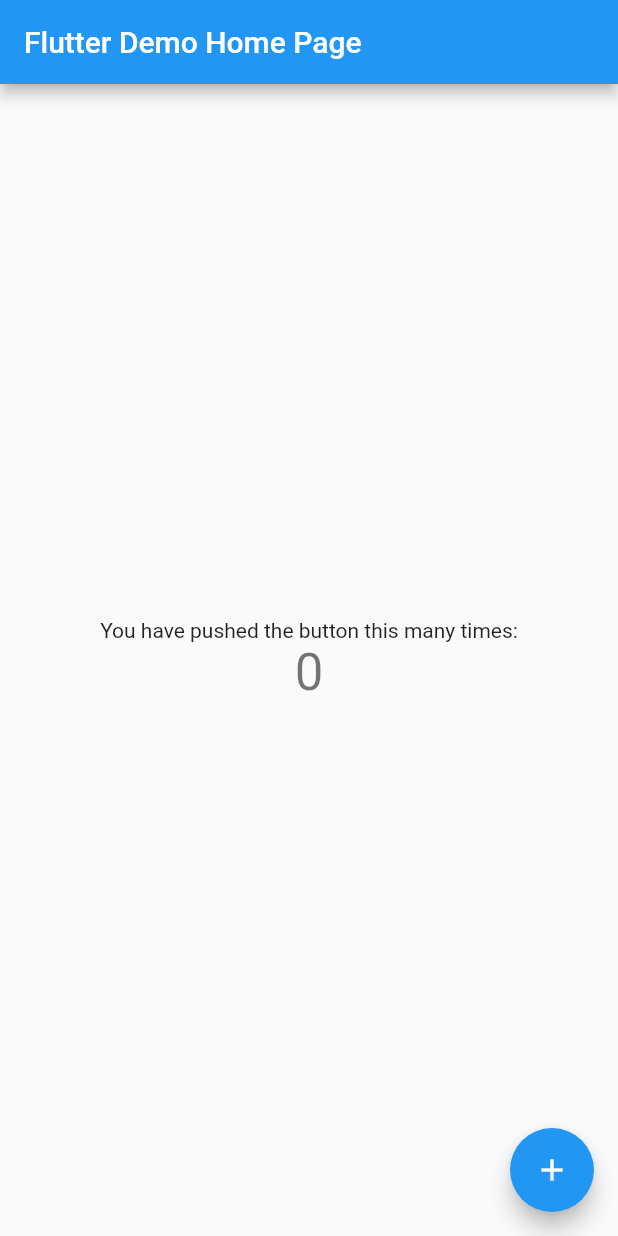
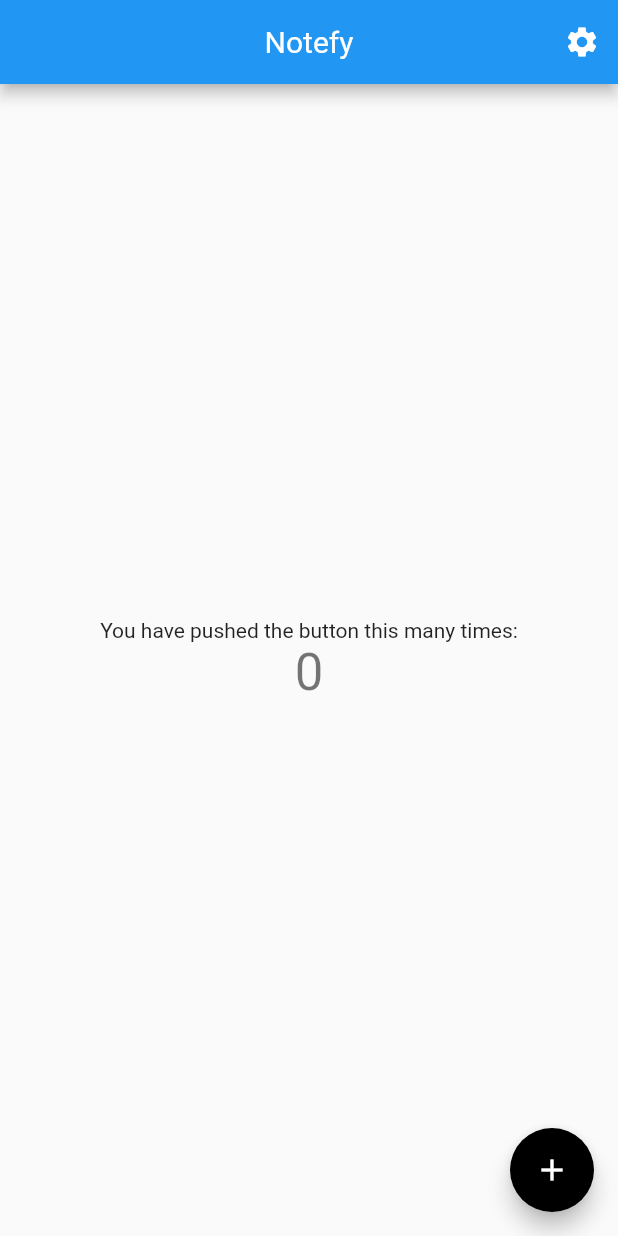
Before and after one commit to rish-0-0/notefy-flutter, a Flutter app: the screen it shows after launch, on a phone screen of 412 x 824 dp. Run offline on Flutter 3.47's test engine with Material 2 defaults, Android fonts, the phone set to English and light mode, and no system bars.

Commit message:
page routing transition animation
	new file:   .vscode/launch.json
	new file:   lib/helpers/enterexitroute.dart
	modified:   lib/main.dart
	new file:   lib/screens/settings.dart

```diff
--- /dev/null
+++ b/lib/helpers/enterexitroute.dart
@@ -0,0 +1,39 @@
+import 'package:flutter/material.dart';
+
+class EnterExitRoute extends PageRouteBuilder {
+  final Widget enterPage;
+  final Widget exitPage;
+  EnterExitRoute({this.exitPage, this.enterPage})
+      : super(
+          pageBuilder: (
+            BuildContext context,
+            Animation<double> animation,
+            Animation<double> secondaryAnimation,
+          ) =>
+              enterPage,
+          transitionsBuilder: (
+            BuildContext context,
+            Animation<double> animation,
+            Animation<double> secondaryAnimation,
+            Widget child,
+          ) =>
+              Stack(
+            children: <Widget>[
+              SlideTransition(
+                position: Tween<Offset>(
+                  begin: Offset(0.0, 0.0),
+                  end: Offset(-1.0, 0.0),
+                ).animate(animation),
+                child: exitPage,
+              ),
+              SlideTransition(
+                position: Tween<Offset>(
+                  begin: Offset(1.0, 0.0),
+                  end: Offset.zero,
+                ).animate(animation),
+                child: enterPage,
+              )
+            ],
+          ),
+        );
+}
--- a/lib/main.dart
+++ b/lib/main.dart
@@ -1,4 +1,6 @@
 import 'package:flutter/material.dart';
+import 'package:notefy/helpers/enterexitroute.dart';
+import 'package:notefy/screens/settings.dart';
 
 void main() {
   runApp(MyApp());
@@ -26,7 +28,7 @@ class MyApp extends StatelessWidget {
         // closer together (more dense) than on mobile platforms.
         visualDensity: VisualDensity.adaptivePlatformDensity,
       ),
-      home: MyHomePage(title: 'Flutter Demo Home Page'),
+      home: MyHomePage(title: 'Notefy'),
     );
   }
 }
@@ -75,7 +77,20 @@ class _MyHomePageState extends State<MyHomePage> {
       appBar: AppBar(
         // Here we take the value from the MyHomePage object that was created by
         // the App.build method, and use it to set our appbar title.
-        title: Text(widget.title),
+        title:
+            Text(widget.title, style: TextStyle(fontWeight: FontWeight.normal)),
+        centerTitle: true,
+        actions: <Widget>[
+          IconButton(
+            icon: Icon(Icons.settings, color: Colors.white),
+            onPressed: () {
+              Navigator.push(
+                  context,
+                  EnterExitRoute(
+                      enterPage: SettingsPage(), exitPage: this.widget));
+            },
+          )
+        ],
       ),
       body: Center(
         // Center is a layout widget. It takes a single child and positions it
@@ -111,6 +126,7 @@ class _MyHomePageState extends State<MyHomePage> {
         onPressed: _incrementCounter,
         tooltip: 'Increment',
         child: Icon(Icons.add),
+        backgroundColor: Colors.black,
       ), // This trailing comma makes auto-formatting nicer for build methods.
     );
   }
```
Also changed, not shown: lib/screens/settings.dart (added, +23 -0 lines).
